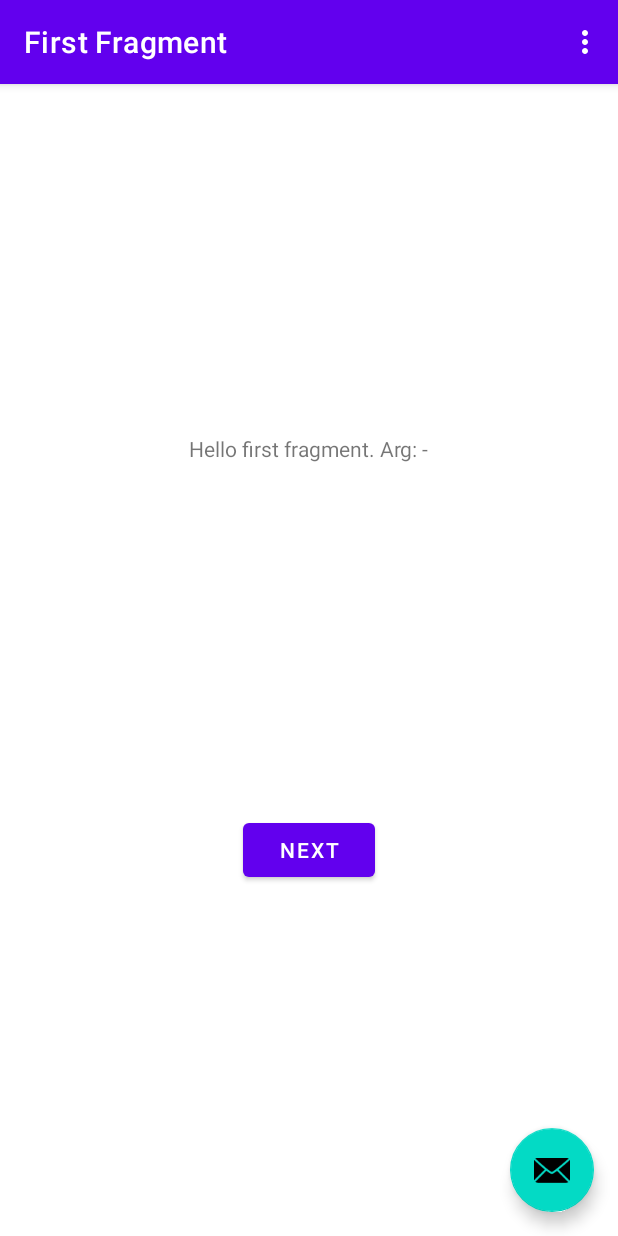
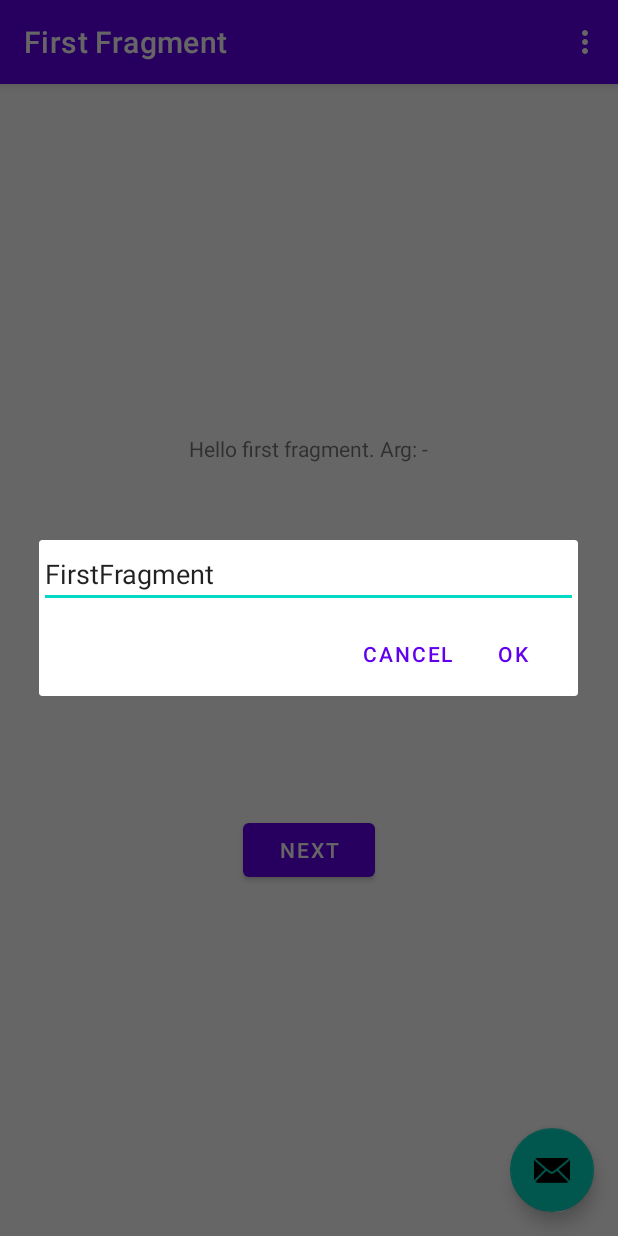
Before and after one commit to remixgrjp/StudyBasicActivityTemplate, an Android app: the screen it shows after launch (MainActivity), in the options menu, after a tap on "Settings", on a phone screen of 412 x 824 dp. Run offline under Robolectric (Android 15) with nearby library versions, the phone set to English and light mode, and no system bars; our stand-ins replace navigation-ui.

Commit message:
menu MainActivity -> FirstFragment

```diff
--- a/app/src/main/java/asia/remix/myfragment/FirstFragment.java
+++ b/app/src/main/java/asia/remix/myfragment/FirstFragment.java
@@ -3,6 +3,9 @@ package asia.remix.myfragment;
 import android.os.Bundle;
 import android.util.Log;
 import android.view.LayoutInflater;
+import android.view.Menu;
+import android.view.MenuInflater;
+import android.view.MenuItem;
 import android.view.View;
 import android.view.ViewGroup;
 import android.widget.Button;
@@ -21,6 +24,7 @@ public class FirstFragment extends Fragment{
 	public void onCreate( Bundle savedInstanceState ){
 		super.onCreate( savedInstanceState );
 		Log.d( TAG, "onCreate()" );
+		setHasOptionsMenu( true );//menu move from MainActivity
 	}
 
 	@Override
@@ -105,4 +109,26 @@ public class FirstFragment extends Fragment{
 		super.onDestroyView();
 		Log.d( TAG, "onDestroyView()" );
 	}
+
+	@Override
+	public void onCreateOptionsMenu( @NonNull Menu menu, MenuInflater inflater ){
+		inflater.inflate( R.menu.menu_main, menu );
+		super.onCreateOptionsMenu( menu,inflater );
+	}
+
+	@Override
+	public boolean onOptionsItemSelected( MenuItem item ){
+		// Handle action bar item clicks here. The action bar will
+		// automatically handle clicks on the Home/Up button, so long
+		// as you specify a parent activity in AndroidManifest.xml.
+		int id = item.getItemId();
+
+		//noinspection SimplifiableIfStatement
+		if( id == R.id.action_settings ){
+			MyDialog.newInstance( TAG ).show( getParentFragmentManager(), "Fragment1 -> MyDialog" );
+			return true;
+		}
+
+		return super.onOptionsItemSelected( item );
+	}
 }
--- a/app/src/main/java/asia/remix/myfragment/MainActivity.java
+++ b/app/src/main/java/asia/remix/myfragment/MainActivity.java
@@ -2,8 +2,6 @@ package asia.remix.myfragment;
 
 import android.os.Bundle;
 import android.util.Log;
-import android.view.Menu;
-import android.view.MenuItem;
 import android.view.View;
 
 import androidx.annotation.NonNull;
@@ -91,28 +89,6 @@ public class MainActivity extends AppCompatActivity{
 	}
 
 	@Override
-	public boolean onCreateOptionsMenu( Menu menu ){
-		// Inflate the menu; this adds items to the action bar if it is present.
-		getMenuInflater().inflate( R.menu.menu_main, menu );
-		return true;
-	}
-
-	@Override
-	public boolean onOptionsItemSelected( MenuItem item ){
-		// Handle action bar item clicks here. The action bar will
-		// automatically handle clicks on the Home/Up button, so long
-		// as you specify a parent activity in AndroidManifest.xml.
-		int id = item.getItemId();
-
-		//noinspection SimplifiableIfStatement
-		if( id == R.id.action_settings ){
-			return true;
-		}
-
-		return super.onOptionsItemSelected( item );
-	}
-
-	@Override
 	public boolean onSupportNavigateUp(){
 		NavController navController = Navigation.findNavController( this, R.id.nav_host_fragment_content_main );
 		return NavigationUI.navigateUp( navController, appBarConfiguration ) || super.onSupportNavigateUp();
```
